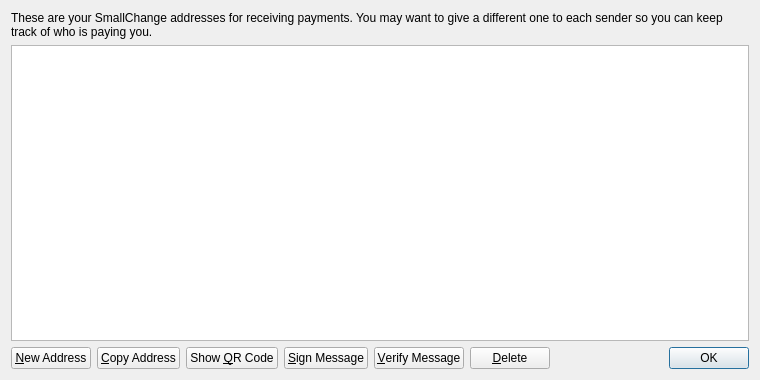
Old version of the form src/qt/forms/addressbookpage.ui in the repository master-zhuang/talentcoin.
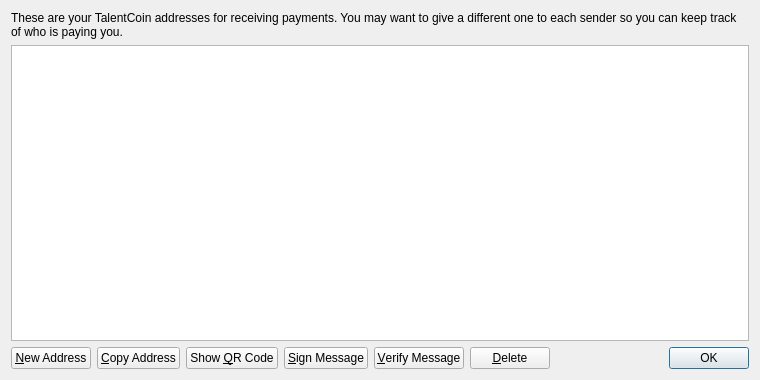
New version of the form. Icons and pictures are not drawn.

The edit to the form file:
```diff
--- a/src/qt/forms/addressbookpage.ui
+++ b/src/qt/forms/addressbookpage.ui
@@ -17,7 +17,7 @@
    <item>
     <widget class="QLabel" name="labelExplanation">
      <property name="text">
-      <string>These are your SmallChange addresses for receiving payments. You may want to give a different one to each sender so you can keep track of who is paying you.</string>
+      <string>These are your TalentCoin addresses for receiving payments. You may want to give a different one to each sender so you can keep track of who is paying you.</string>
      </property>
      <property name="textFormat">
       <enum>Qt::PlainText</enum>
```
